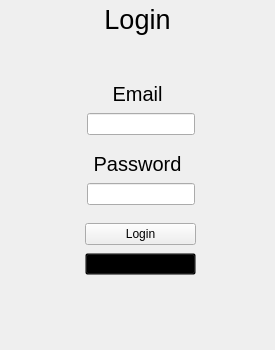
First picture: the form in src/views/user_management/WndLogin.ui, repository mxcom/Programming-Exercises, before the edit.
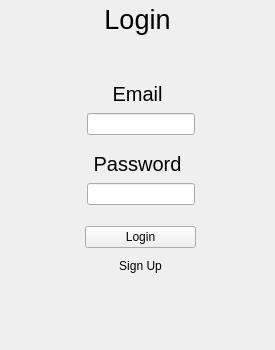
Second picture: the form after the edit.

Commit message: add window switch

The edit to the form file:
```diff
--- a/src/views/user_management/WndLogin.ui
+++ b/src/views/user_management/WndLogin.ui
@@ -144,8 +144,8 @@
         </sizepolicy>
        </property>
        <property name="styleSheet">
-        <string notr="true">border-color: transparent;
-background-color: transparent;</string>
+        <string notr="true">border: none;
+border-color: transparent;</string>
        </property>
        <property name="text">
         <string>Sign Up</string>
```
The commit also changes 7 other files.
